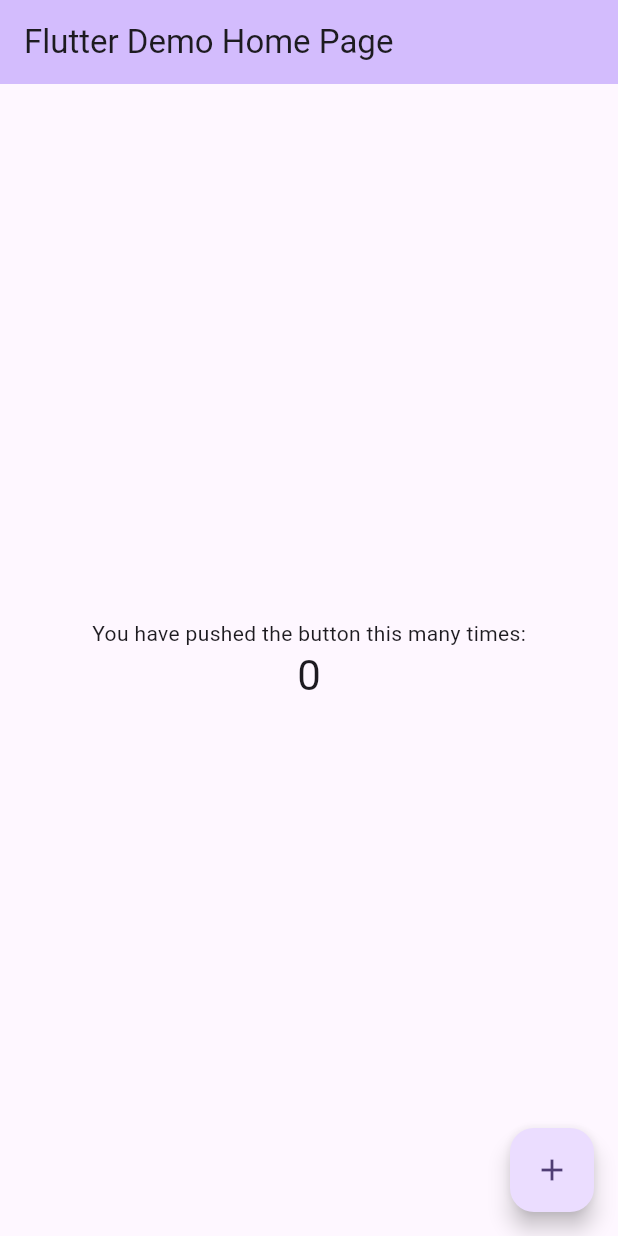
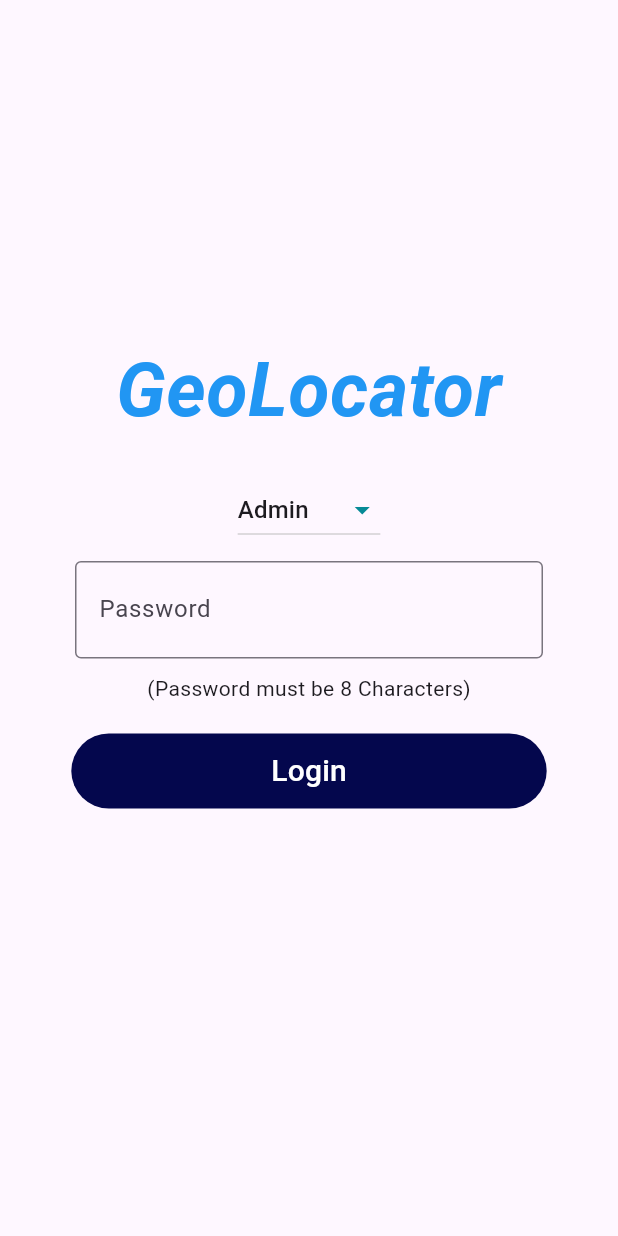
Before and after one commit to gelifatsy/Refund-by-Location--Ethereum-Based-dApp, a Flutter app: the screen it shows after launch, on a phone screen of 412 x 824 dp. Run offline on Flutter 3.47's test engine with Material 3 defaults, Android fonts, the phone set to English and light mode, and no system bars; our stand-ins replace flutter_native_splash; statements that could not run were skipped.

Commit message:
flutter: App dependencies modified

```diff
--- a/mobile_app_flutter/lib/main.dart
+++ b/mobile_app_flutter/lib/main.dart
@@ -1,125 +1,212 @@
 import 'package:flutter/material.dart';
+import 'package:mobile_app_flutter/logger.dart';
+import 'package:flutter_native_splash/flutter_native_splash.dart';
 
-void main() {
+import 'package:mobile_app_flutter/admin_page.dart';
+import 'package:mobile_app_flutter/admin_eth.dart';
+import 'package:mobile_app_flutter/employee_eth.dart';
+import 'package:provider/provider.dart';
+import 'package:mobile_app_flutter/employee_page.dart';
+
+var password;
+
+Future main() async {
+  WidgetsFlutterBinding.ensureInitialized();
+  // ignore: deprecated_member_use
+  FlutterNativeSplash.removeAfter(initialization);
+  setupLogger();
   runApp(const MyApp());
 }
 
+Future initialization(BuildContext? context) async {
+  await Future.delayed(Duration(seconds: 6));
+}
+
 class MyApp extends StatelessWidget {
-  const MyApp({super.key});
-
+  const MyApp({Key? key}) : super(key: key);
   // This widget is the root of your application.
   @override
   Widget build(BuildContext context) {
-    return MaterialApp(
-      title: 'Flutter Demo',
-      theme: ThemeData(
-        // This is the theme of your application.
-        //
-        // TRY THIS: Try running your application with "flutter run". You'll see
-        // the application has a purple toolbar. Then, without quitting the app,
-        // try changing the seedColor in the colorScheme below to Colors.green
-        // and then invoke "hot reload" (save your changes or press the "hot
-        // reload" button in a Flutter-supported IDE, or press "r" if you used
-        // the command line to start the app).
-        //
-        // Notice that the counter didn't reset back to zero; the application
-        // state is not lost during the reload. To reset the state, use hot
-        // restart instead.
-        //
-        // This works for code too, not just values: Most code changes can be
-        // tested with just a hot reload.
-        colorScheme: ColorScheme.fromSeed(seedColor: Colors.deepPurple),
-        useMaterial3: true,
+    return MultiProvider(
+      providers: [
+        ChangeNotifierProvider(
+          create: (context) => parentModel(),
+        ),
+        ChangeNotifierProvider(
+          create: (context) => childModel(),
+        )
+      ],
+      child: MaterialApp(
+        title: 'GeoLocator Demo',
+        theme: ThemeData(
+          primarySwatch: Colors.blue,
+        ),
+        home: const MyHomePage(title: 'Demo'),
+        debugShowCheckedModeBanner: false,
       ),
-      home: const MyHomePage(title: 'Flutter Demo Home Page'),
     );
   }
 }
 
+//
+//
+
 class MyHomePage extends StatefulWidget {
-  const MyHomePage({super.key, required this.title});
-
-  // This widget is the home page of your application. It is stateful, meaning
-  // that it has a State object (defined below) that contains fields that affect
-  // how it looks.
-
-  // This class is the configuration for the state. It holds the values (in this
-  // case the title) provided by the parent (in this case the App widget) and
-  // used by the build method of the State. Fields in a Widget subclass are
-  // always marked "final".
-
+  const MyHomePage({Key? key, required this.title}) : super(key: key);
   final String title;
-
   @override
   State<MyHomePage> createState() => _MyHomePageState();
 }
 
+//
+
 class _MyHomePageState extends State<MyHomePage> {
-  int _counter = 0;
-
-  void _incrementCounter() {
-    setState(() {
-      // This call to setState tells the Flutter framework that something has
-      // changed in this State, which causes it to rerun the build method below
-      // so that the display can reflect the updated values. If we changed
-      // _counter without calling setState(), then the build method would not be
-      // called again, and so nothing would appear to happen.
-      _counter++;
-    });
-  }
+  final TextEditingController _passwordController = TextEditingController();
+  int _value = 1;
+  String error = '';
 
   @override
   Widget build(BuildContext context) {
-    // This method is rerun every time setState is called, for instance as done
-    // by the _incrementCounter method above.
-    //
-    // The Flutter framework has been optimized to make rerunning build methods
-    // fast, so that you can just rebuild anything that needs updating rather
-    // than having to individually change instances of widgets.
     return Scaffold(
-      appBar: AppBar(
-        // TRY THIS: Try changing the color here to a specific color (to
-        // Colors.amber, perhaps?) and trigger a hot reload to see the AppBar
-        // change color while the other colors stay the same.
-        backgroundColor: Theme.of(context).colorScheme.inversePrimary,
-        // Here we take the value from the MyHomePage object that was created by
-        // the App.build method, and use it to set our appbar title.
-        title: Text(widget.title),
-      ),
       body: Center(
-        // Center is a layout widget. It takes a single child and positions it
-        // in the middle of the parent.
         child: Column(
-          // Column is also a layout widget. It takes a list of children and
-          // arranges them vertically. By default, it sizes itself to fit its
-          // children horizontally, and tries to be as tall as its parent.
-          //
-          // Column has various properties to control how it sizes itself and
-          // how it positions its children. Here we use mainAxisAlignment to
-          // center the children vertically; the main axis here is the vertical
-          // axis because Columns are vertical (the cross axis would be
-          // horizontal).
-          //
-          // TRY THIS: Invoke "debug painting" (choose the "Toggle Debug Paint"
-          // action in the IDE, or press "p" in the console), to see the
-          // wireframe for each widget.
           mainAxisAlignment: MainAxisAlignment.center,
           children: <Widget>[
             const Text(
-              'You have pushed the button this many times:',
+              "GeoLocator",
+              style: TextStyle(
+                fontWeight: FontWeight.bold,
+                fontStyle: FontStyle.italic,
+                fontSize: 50,
+                // color: Color.fromARGB(255, 92, 29, 240),
+                color: Colors.blue,
+              ),
+              textAlign: TextAlign.center,
+            ),
+            SizedBox(
+              height: 20.0,
+            ),
+            Padding(
+              padding: const EdgeInsets.only(
+                left: 50,
+                right: 50,
+                bottom: 10,
+              ),
+              // ###########################################################################
+
+              child: DropdownButton(
+                dropdownColor: Color.fromARGB(255, 6, 138, 150),
+                iconEnabledColor: Color.fromARGB(255, 6, 138, 150),
+                value: _value,
+                items: [
+                  DropdownMenuItem<int>(
+                    child: Text("Admin"),
+                    value: 1,
+                  ),
+                  DropdownMenuItem(
+                    child: Text("Employee"),
+                    value: 2,
+                  )
+                ],
+                onChanged: (value) {
+                  setState(() {
+                    _value = value as int;
+                  });
+                },
+              ),
+              // ###########################################################################
+            ),
+            Padding(
+              padding: const EdgeInsets.only(
+                left: 50,
+                right: 50,
+                bottom: 10,
+              ),
+              child: TextFormField(
+                controller: _passwordController,
+                obscureText: true,
+                style: const TextStyle(
+                  color: Colors.black,
+                  fontSize: 22,
+                ),
+                cursorColor: Colors.black,
+                decoration: const InputDecoration(
+                  hintText: 'Input Password',
+                  border: OutlineInputBorder(),
+                  labelText: "Password",
+                  // border: UnderlineInputBorder(
+                  //   borderSide: BorderSide(color: Colors.black),
+                  // ),
+                  // focusedBorder: UnderlineInputBorder(
+                  //   borderSide: BorderSide(color: Colors.black),
+                  // ),
+                ),
+              ),
+            ),
+            Text("(Password must be 8 Characters)"),
+            SizedBox(
+              height: 20.0,
+            ),
+            Container(
+              width: MediaQuery.of(context).size.width / 1.3,
+              height: 50,
+              decoration: BoxDecoration(
+                borderRadius: BorderRadius.circular(35.0),
+                color: Color.fromARGB(255, 4, 7, 77),
+              ),
+              child: MaterialButton(
+                onPressed: () {
+                  if (_passwordController.text.length >= 8) {
+                    if (_passwordController.text == "adminadmin") {
+                      if (_value == 1) {
+                        Navigator.push(
+                          context,
+                          MaterialPageRoute(
+                            builder: (context) => const ParentPage(),
+                          ),
+                        );
+                      }
+                    } else if (_value == 2) {
+                      Navigator.push(
+                        context,
+                        MaterialPageRoute(
+                          builder: (context) => const ChildPage(),
+                        ),
+                      );
+                    } else {
+                      Text("Invalid User");
+                    }
+                    //print('Password: ' + _passwordController.text);
+                    print('Secret Key: s***************');
+                    password = _passwordController.text;
+                  } else {
+                    setState(() {
+                      error =
+                          "Invalid length: \nPlease input 8 character secret password";
+                    });
+                  }
+                },
+                child: const Text('Login',
+                    style: TextStyle(
+                      fontSize: 20,
+                      color: Color.fromARGB(255, 255, 255, 255),
+                    )),
+              ),
+            ),
+            SizedBox(
+              height: 20.0,
             ),
             Text(
-              '$_counter',
-              style: Theme.of(context).textTheme.headlineMedium,
+              error,
+              style: TextStyle(color: Colors.red[900]),
+              textAlign: TextAlign.center,
+            ),
+            SizedBox(
+              height: 20.0,
             ),
           ],
         ),
       ),
-      floatingActionButton: FloatingActionButton(
-        onPressed: _incrementCounter,
-        tooltip: 'Increment',
-        child: const Icon(Icons.add),
-      ), // This trailing comma makes auto-formatting nicer for build methods.
     );
   }
 }
```
Also changed, not shown: mobile_app_flutter/pubspec.yaml (+12 -0 lines), mobile_app_flutter/pubspec.lock, 5 other files.
